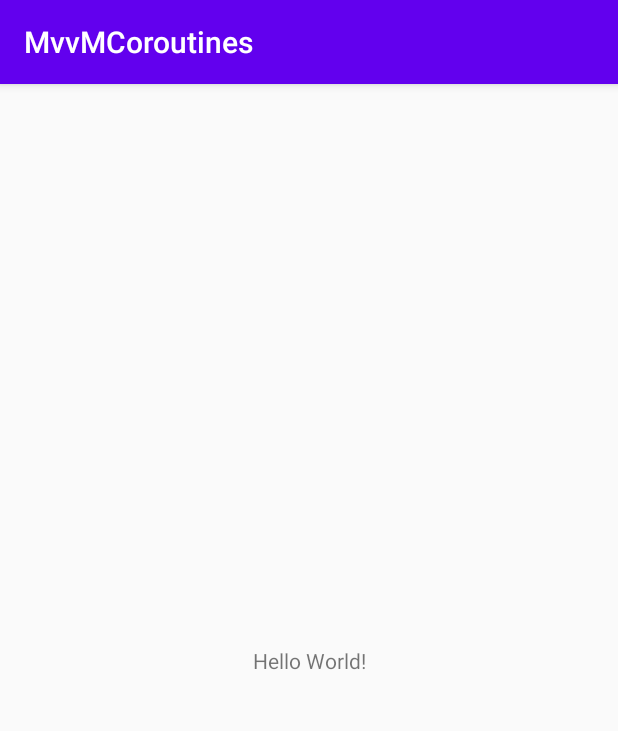
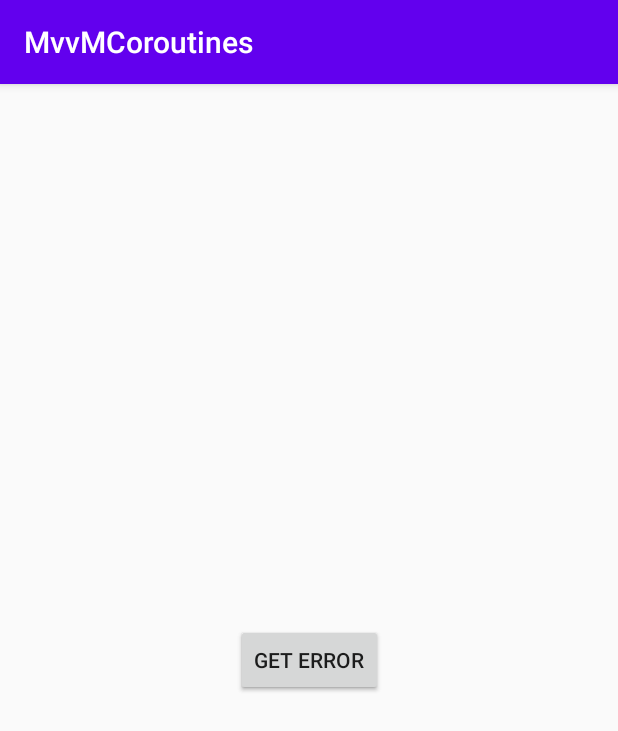
Before and after one commit to Dream-By/MvvMCoroutines, an Android app: the screen it shows after launch (MainActivity), on a phone screen of 412 x 824 dp. Shown: the top 731 px of the screen. Run offline under Robolectric (Android 15) with nearby library versions, the phone set to English and light mode, and no system bars.

Commit message:
Finished Code

```diff
--- a/app/src/main/java/com/example/mvvmcoroutines/BaseViewModel.kt
+++ b/app/src/main/java/com/example/mvvmcoroutines/BaseViewModel.kt
@@ -18,7 +18,7 @@ abstract class BaseViewModel: ViewModel() {
     // проверяет на наличие ошибок и сетит данные в виде ивента либо в
     // лайвдату либо в колбек.
 
-    fun <T> requestwithLiveData(liveData: MutableLiveData<Event<T>>,request: suspend()->ResponseWrapper<T>){
+    fun <T> requestWithLiveData(liveData: MutableLiveData<Event<T>>,request: suspend()->ResponseWrapper<T>){
         liveData.postValue(Event.loading())
 
         // Привязываемся к жизненному циклу ViewModel, используя viewModelScope.
--- a/app/src/main/java/com/example/mvvmcoroutines/MainActivity.kt
+++ b/app/src/main/java/com/example/mvvmcoroutines/MainActivity.kt
@@ -2,10 +2,80 @@ package com.example.mvvmcoroutines
 
 import androidx.appcompat.app.AppCompatActivity
 import android.os.Bundle
+import android.widget.Toast
+import androidx.lifecycle.Observer
+import androidx.lifecycle.ViewModelProviders
+import kotlinx.android.synthetic.main.activity_main.*
 
 class MainActivity : AppCompatActivity() {
+
+    private lateinit var activityViewModel: ActivityViewModel
+
     override fun onCreate(savedInstanceState: Bundle?) {
         super.onCreate(savedInstanceState)
         setContentView(R.layout.activity_main)
+
+        activityViewModel = ViewModelProviders.of(this).get(ActivityViewModel::class.java)
+        observeGetPosts()
+
+        buttonOneClickListener()
+        buttonTwoClickListener()
+    }
+
+    // Наблюдаем за нашей лайвдатой
+    // В зависимости от Ивента устанавливаем нужное состояние вью
+    private fun observeGetPosts() {
+        activityViewModel.simpleLiveData.observe(this, Observer {
+            when (it.status) {
+                Event.Status.LOADING -> viewOneLoading()
+                Event.Status.SUCCESS -> viewOneSuccess(it.data)
+                Event.Status.ERROR -> viewOneError(it.error)
+            }
+        })
+    }
+
+    private fun buttonOneClickListener() {
+        btn_test_one.setOnClickListener {
+            activityViewModel.getUsers(page = 1)
+        }
+    }
+
+    // Здесь так же наблюдаем за Ивентом, используя колбек
+    private fun buttonTwoClickListener() {
+        btn_test_two.setOnClickListener {
+            activityViewModel.getUsersError(page = 2) {
+                when (it.status) {
+                    Event.Status.LOADING -> viewTwoLoading()
+                    Event.Status.SUCCESS -> viewTwoSuccess(it.data)
+                    Event.Status.ERROR -> viewTwoError(it.error)
+                }
+            }
+        }
+    }
+
+    private fun viewOneLoading() {
+        // Загрузка, изменение состояние вьюхи
+    }
+
+    private fun viewOneSuccess(data: Users?) {
+        val usersList: MutableList<Users.Item>? = data?.items as MutableList<Users.Item>?
+        usersList?.shuffle()
+        usersList?.let {
+            Toast.makeText(applicationContext, "${it}", Toast.LENGTH_SHORT).show()
+        }
+    }
+
+    private fun viewOneError(error: Error?) {
+        // Показываем ошибку
+    }
+
+    private fun viewTwoLoading() {}
+
+    private fun viewTwoSuccess(data: Users?) {}
+
+    private fun viewTwoError(error: Error?) {
+        error?.let {
+            Toast.makeText(applicationContext, error.message, Toast.LENGTH_SHORT).show()
+        }
     }
 }
--- a/app/src/main/res/layout/activity_main.xml
+++ b/app/src/main/res/layout/activity_main.xml
@@ -6,13 +6,25 @@
         android:layout_width="match_parent"
         android:layout_height="match_parent"
         tools:context=".MainActivity">
-    <TextView
+
+    <Button
+            android:id="@+id/btn_test_one"
             android:layout_width="wrap_content"
             android:layout_height="wrap_content"
-            android:text="Hello World!"
+            android:text="Get users"
             app:layout_constraintBottom_toBottomOf="parent"
             app:layout_constraintLeft_toLeftOf="parent"
             app:layout_constraintRight_toRightOf="parent"
-            app:layout_constraintTop_toTopOf="parent"/>
+            app:layout_constraintTop_toTopOf="parent" />
+
+    <Button
+            android:id="@+id/btn_test_two"
+            android:layout_width="wrap_content"
+            android:layout_height="wrap_content"
+            android:text="Get error"
+            app:layout_constraintBottom_toBottomOf="parent"
+            app:layout_constraintLeft_toLeftOf="parent"
+            app:layout_constraintRight_toRightOf="parent"
+            app:layout_constraintTop_toTopOf="parent" />
 
 </androidx.constraintlayout.widget.ConstraintLayout>
```
Also changed, not shown: app/src/main/java/com/example/mvvmcoroutines/ActivityViewModel.kt (added, +36 -0 lines).
